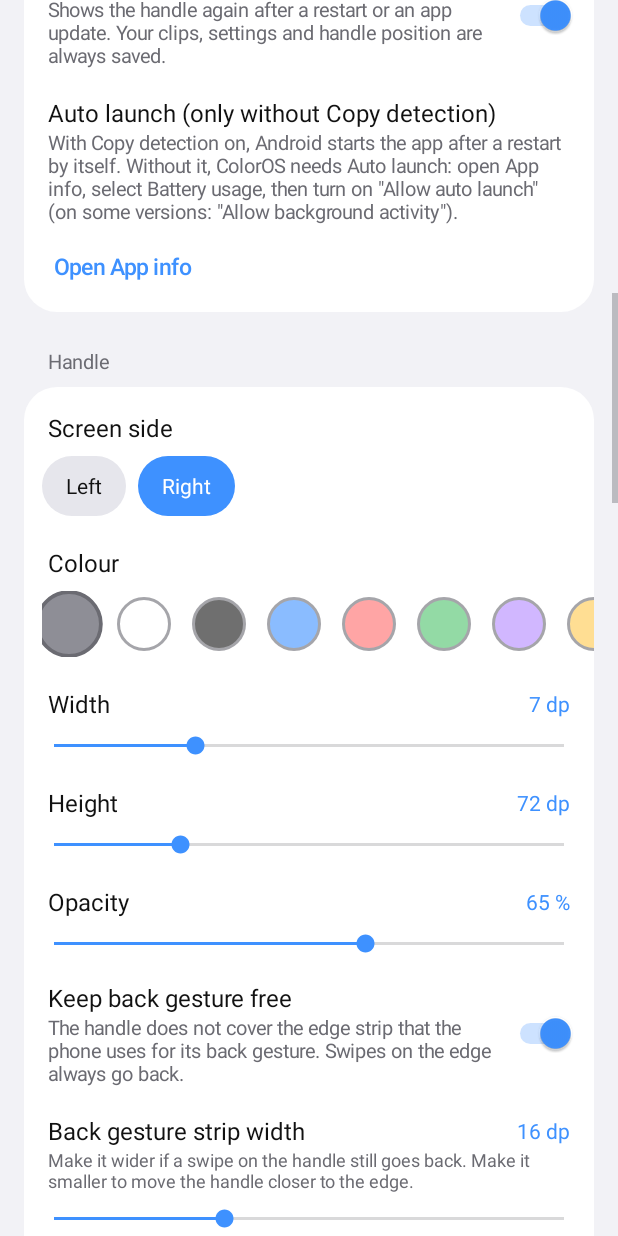
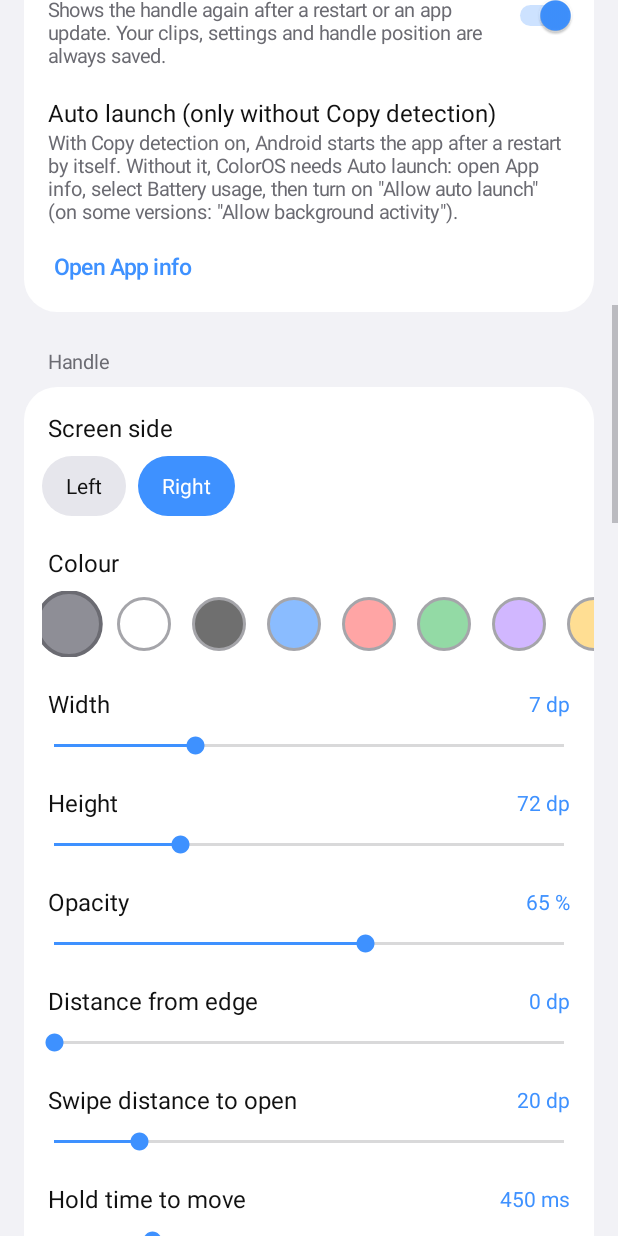
Before and after one commit to slinkybat123-code/viktor-mitic, an Android app: the screen it shows after launch (MainActivity), scrolled down 1153 dp, on a phone screen of 412 x 824 dp. Run offline under Robolectric (Android 15) with nearby library versions, the phone set to English and light mode, and no system bars.

Commit message:
Revert "Keep back-gesture strip free; handle stays on its side"
This reverts commit bdb31caa6b767436bf9a9491c3ce7de6040934e1.

```diff
--- a/edge-clipboard-android/app/build.gradle.kts
+++ b/edge-clipboard-android/app/build.gradle.kts
@@ -19,8 +19,8 @@ android {
         applicationId = "io.github.slinkybat123.edgeclip"
         minSdk = 26
         targetSdk = 36
-        versionCode = 8
-        versionName = "1.6.0"
+        versionCode = 7
+        versionName = "1.5.0"
     }
 
     signingConfigs {
--- a/edge-clipboard-android/app/src/main/java/com/edgeclip/MainActivity.kt
+++ b/edge-clipboard-android/app/src/main/java/com/edgeclip/MainActivity.kt
@@ -127,8 +127,6 @@ class MainActivity : Activity() {
         slider(c, R.string.width, K.H_WIDTH, 2, 20, "dp") { handleChanged() }
         slider(c, R.string.height, K.H_HEIGHT, 30, 200, "dp") { handleChanged() }
         slider(c, R.string.opacity, K.H_ALPHA, 10, 100, "%") { handleChanged() }
-        toggle(c, R.string.avoid_back, R.string.avoid_back_desc, K.AVOID_BACK) { handleChanged() }
-        slider(c, R.string.back_zone, K.BACK_ZONE, 0, 48, "dp", desc = R.string.back_zone_desc) { handleChanged() }
         slider(c, R.string.gap, K.H_GAP, 0, 32, "dp") { handleChanged() }
         slider(c, R.string.swipe_dist, K.SWIPE_DIST, 8, 80, "dp")
         slider(c, R.string.hold_time, K.HOLD_MS, 200, 1500, "ms", step = 50)
--- a/edge-clipboard-android/app/src/main/java/com/edgeclip/Prefs.kt
+++ b/edge-clipboard-android/app/src/main/java/com/edgeclip/Prefs.kt
@@ -6,7 +6,6 @@ import android.content.Context
 enum class K(val key: String, val def: Int) {
     // Handle
     H_WIDTH("w", 7), H_HEIGHT("h", 72), H_ALPHA("a", 65), H_GAP("gap", 0), H_COLOR("hcol", 0),
-    AVOID_BACK("avoidback", 1), BACK_ZONE("bzone", 16),
     TAP_OPEN("tap", 0), SWIPE_DIST("swipe", 20), HOLD_MS("hold", 450), LOCK_POS("lock", 0), HAPTICS("hap", 1),
     // Panel
     THEME("theme", 0), P_WIDTH("pw", 184), P_ALPHA("pa", 72), BLUR("blur", 28), DIM("dim", 20),
--- a/edge-clipboard-android/app/src/main/res/values/strings.xml
+++ b/edge-clipboard-android/app/src/main/res/values/strings.xml
@@ -33,13 +33,13 @@
     <string name="perm_battery">Unrestricted battery</string>
     <string name="perm_battery_desc">Stops ColorOS from closing the handle.</string>
     <string name="coloros_title">Oppo / ColorOS</string>
-    <string name="coloros_tips">1. Settings &gt; Apps &gt; Edge Clipboard &gt; Battery usage: allow background activity and auto launch.\n2. In Recent apps, lock Edge Clipboard (pull the card down).\n3. If a swipe on the handle still goes back, increase \"Back gesture strip width\".\n4. If Copy detection turns off after a restart, turn it on again in Accessibility.</string>
+    <string name="coloros_tips">1. Settings &gt; Apps &gt; Edge Clipboard &gt; Battery usage: allow background activity and auto launch.\n2. In Recent apps, lock Edge Clipboard (pull the card down).\n3. If the back gesture still takes your swipe, increase \"Distance from edge\".\n4. If Copy detection turns off after a restart, turn it on again in Accessibility.</string>
     <string name="copy">Copy</string>
     <string name="back">Back</string>
     <string name="image_clip">Image</string>
     <string name="chars">%1$d characters</string>
     <string name="copy_failed">Could not copy this clip</string>
-    <string name="gap">Extra distance from edge</string>
+    <string name="gap">Distance from edge</string>
     <string name="sec_preview">Live preview</string>
     <string name="sec_handle">Handle</string>
     <string name="sec_panel">Panel</string>
@@ -120,8 +120,4 @@
     <string name="panel_vpos_desc">0% = top, 50% = centre, 100% = bottom.</string>
     <string name="panel_follow">Follow handle position</string>
     <string name="panel_follow_desc">The panel opens centred on the handle. Panel position is not used.</string>
-    <string name="avoid_back">Keep back gesture free</string>
-    <string name="avoid_back_desc">The handle does not cover the edge strip that the phone uses for its back gesture. Swipes on the edge always go back.</string>
-    <string name="back_zone">Back gesture strip width</string>
-    <string name="back_zone_desc">Make it wider if a swipe on the handle still goes back. Make it smaller to move the handle closer to the edge.</string>
 </resources>
```
Also changed, not shown: edge-clipboard-android/app/src/main/java/com/edgeclip/EdgeController.kt (+24 -27 lines), 2 other files.
